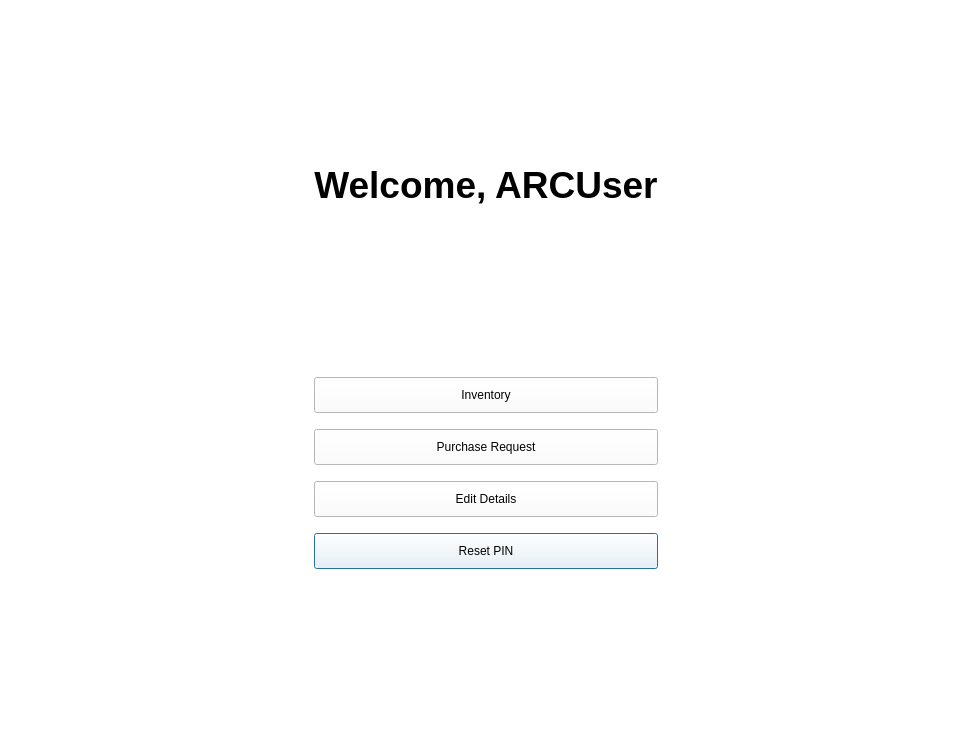
The window that userprofile.ui (arc-bphc/sims-gui) describes before a commit, drawn with Qt 5.
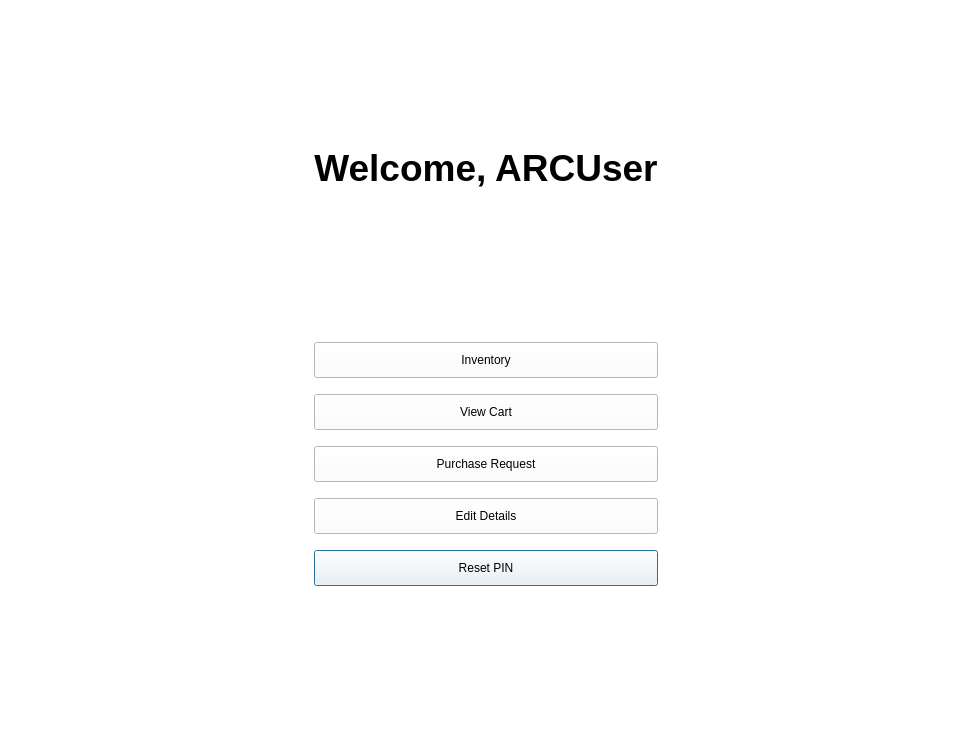
The same window after the commit. Icons and pictures are not drawn.

The edit to the form file:
```diff
--- a/userprofile.ui
+++ b/userprofile.ui
@@ -37,14 +37,14 @@
        </property>
       </spacer>
      </item>
-     <item row="6" column="1">
+     <item row="7" column="1">
       <widget class="QPushButton" name="resetPinButton">
        <property name="text">
         <string>Reset PIN</string>
        </property>
       </widget>
      </item>
-     <item row="7" column="1">
+     <item row="9" column="1">
       <spacer name="verticalSpacer">
        <property name="orientation">
         <enum>Qt::Vertical</enum>
@@ -90,7 +90,7 @@
        </property>
       </widget>
      </item>
-     <item row="4" column="1">
+     <item row="5" column="1">
       <widget class="QPushButton" name="requestButton">
        <property name="text">
         <string>Purchase Request</string>
@@ -101,7 +101,7 @@
        </property>
       </widget>
      </item>
-     <item row="5" column="1">
+     <item row="6" column="1">
       <widget class="QPushButton" name="editDetailsButton">
        <property name="text">
         <string>Edit Details</string>
@@ -134,6 +134,13 @@
        </property>
       </spacer>
      </item>
+     <item row="4" column="1">
+      <widget class="QPushButton" name="cartButton">
+       <property name="text">
+        <string>View Cart</string>
+       </property>
+      </widget>
+     </item>
     </layout>
    </item>
   </layout>
```
